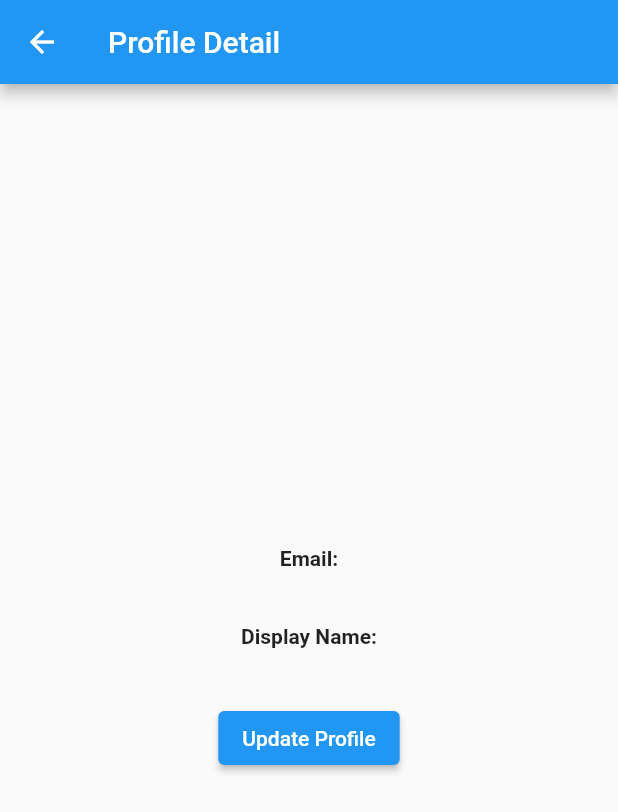
After one commit to Ovik10/LookAfter, a Flutter app: the ProfileDetail screen opened directly, on a phone screen of 412 x 824 dp. The commit adds this screen. Shown: the top 812 px of the screen. Run offline on Flutter 3.47's test engine with Material 2 defaults, Android fonts, the phone set to English and light mode, and no system bars; our stand-ins replace firebase_auth, firebase_core, google_maps_flutter, location; accounts and stored records are empty.

Commit message:
Profile update, map update

```diff
--- /dev/null
+++ b/look/lib/screens/profile_detail.dart
@@ -0,0 +1,68 @@
+import 'package:flutter/material.dart';
+import 'package:firebase_auth/firebase_auth.dart';
+import 'package:look/screens/profile_change.dart';
+
+class ProfileDetail extends StatefulWidget {
+  const ProfileDetail({Key? key}) : super(key: key);
+
+  @override
+  State<ProfileDetail> createState() => _ProfileDetailState();
+}
+
+class _ProfileDetailState extends State<ProfileDetail> {
+  String? _userEmail;
+  String? _displayName;
+
+  @override
+  void initState() {
+    super.initState();
+    _getUserData();
+  }
+
+  Future<void> _getUserData() async {
+    final user = FirebaseAuth.instance.currentUser;
+    if (user != null) {
+      setState(() {
+        _userEmail = user.email;
+        _displayName = user.displayName;
+      });
+    }
+  }
+
+  Future<void> _updateProfile() async {
+     Navigator.push(
+                          context, MaterialPageRoute(builder: (context) => ProfileChange()));
+  }
+
+  @override
+  Widget build(BuildContext context) {
+    return Scaffold(
+      appBar: AppBar(
+        title: const Text('Profile Detail'),
+      ),
+      body: Center(
+        child: Column(
+          mainAxisAlignment: MainAxisAlignment.center,
+          children: [
+            Text(
+              'Email:',
+              style: TextStyle(fontWeight: FontWeight.bold),
+            ),
+            Text(_userEmail ?? 'Loading...'),
+            SizedBox(height: 20),
+            Text(
+              'Display Name:',
+              style: TextStyle(fontWeight: FontWeight.bold),
+            ),
+            Text(_displayName ?? 'Loading...'),
+            SizedBox(height: 20),
+            ElevatedButton(
+              onPressed: _updateProfile,
+              child: Text('Update Profile'),
+            ),
+          ],
+        ),
+      ),
+    );
+  }
+}
--- a/look/pubspec.yaml
+++ b/look/pubspec.yaml
@@ -39,6 +39,8 @@ dependencies:
   firebase_auth: ^4.3.0
   logging: ^1.1.1
   google_maps_flutter: ^2.2.5
+  location: ^4.4.0
+  geocoding: ^2.1.0
 
 
 dev_dependencies:
```
Also changed, not shown: look/lib/reusable_widgets/my_drawer.dart (+5 -5 lines), look/lib/screens/home_screen.dart (+8 -3 lines), look/lib/screens/map.dart (+54 -12 lines), look/pubspec.lock, 2 other files.
